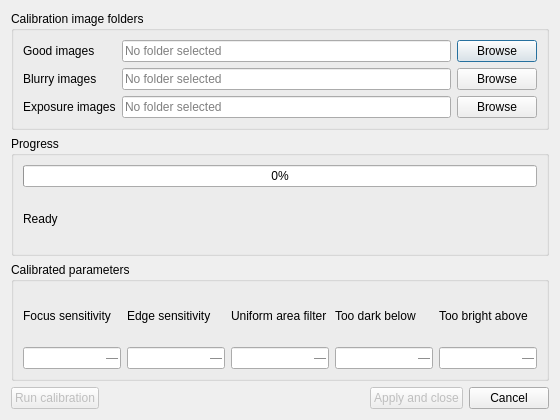
Above: src/GRIME_AI/dialogs/triage/QDialog_TriageCalibrate.ui from JohnStranzl/GRIME-AI before the change. Below: the same form after it.
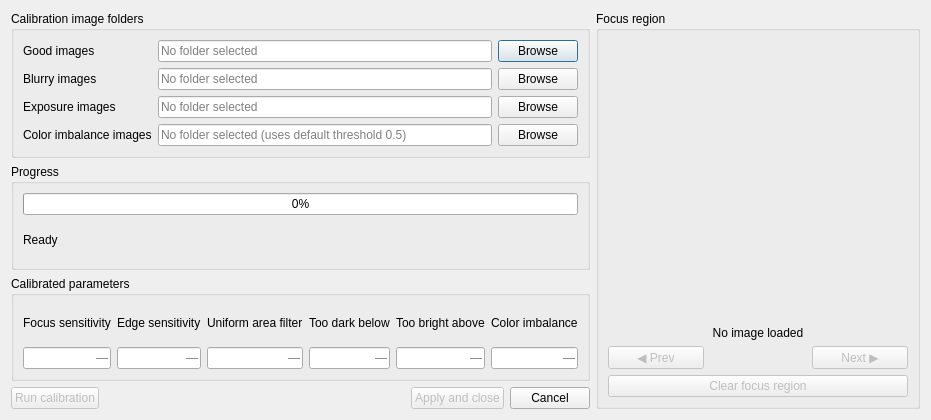
That is the form after the change. Custom widgets are drawn as their Qt base class.

Commit message: New Triage Calibration capability Added capability to use good/bad images classified as being blurry, under/over-exposed, or color imbalanced to calibrate the values needed by image tirage algorithms (FFT, Laplacian, etc.) to identify potentially problematic images.

What changed in the file:
```diff
--- a/src/GRIME_AI/dialogs/triage/QDialog_TriageCalibrate.ui
+++ b/src/GRIME_AI/dialogs/triage/QDialog_TriageCalibrate.ui
@@ -6,14 +6,20 @@
    <rect>
     <x>0</x>
     <y>0</y>
-    <width>560</width>
+    <width>900</width>
     <height>420</height>
    </rect>
   </property>
   <property name="windowTitle">
    <string>Calibrate Triage Parameters</string>
   </property>
-  <layout class="QVBoxLayout" name="verticalLayoutMain">
+
+  <!-- Top-level: left controls | right image panel -->
+  <layout class="QHBoxLayout" name="horizontalLayoutMain" stretch="0,1">
+
+   <!-- ── LEFT COLUMN ─────────────────────────────────────────── -->
+   <item>
+    <layout class="QVBoxLayout" name="verticalLayoutLeft">
 
    <!-- Folder selection group -->
    <item>
@@ -84,6 +90,28 @@
        </widget>
       </item>
 
+
+        <!-- Color imbalance -->
+        <item row="3" column="0">
+         <widget class="QLabel" name="labelColorImbalance">
+          <property name="text"><string>Color imbalance images</string></property>
+          <property name="toolTip"><string>Folder containing images with severe color imbalance (e.g. sunrise/sunset or white balance errors) that should be flagged by triage.</string></property>
+         </widget>
+        </item>
+        <item row="3" column="1">
+         <widget class="QLineEdit" name="lineEdit_ColorImbalanceFolder">
+          <property name="placeholderText"><string>No folder selected (uses default threshold 0.5)</string></property>
+          <property name="readOnly"><bool>true</bool></property>
+          <property name="toolTip"><string>Folder containing images with severe color imbalance.</string></property>
+         </widget>
+        </item>
+        <item row="3" column="2">
+         <widget class="QPushButton" name="pushButton_BrowseColorImbalance">
+          <property name="text"><string>Browse</string></property>
+          <property name="toolTip"><string>Select the folder containing your known color-imbalanced images.</string></property>
+         </widget>
+        </item>
+
      </layout>
     </widget>
    </item>
@@ -120,6 +148,7 @@
       <item row="0" column="2"><widget class="QLabel" name="labelResRadius"><property name="text"><string>Uniform area filter</string></property></widget></item>
       <item row="0" column="3"><widget class="QLabel" name="labelResBMin"><property name="text"><string>Too dark below</string></property></widget></item>
       <item row="0" column="4"><widget class="QLabel" name="labelResBMax"><property name="text"><string>Too bright above</string></property></widget></item>
+        <item row="0" column="5"><widget class="QLabel" name="labelResColorImbalance"><property name="text"><string>Color imbalance</string></property></widget></item>
 
       <item row="1" column="0">
        <widget class="QLineEdit" name="lineEdit_ResultFftThreshold">
@@ -156,6 +185,13 @@
         <property name="alignment"><set>Qt::AlignRight|Qt::AlignVCenter</set></property>
        </widget>
       </item>
+        <item row="1" column="5">
+         <widget class="QLineEdit" name="lineEdit_ResultColorImbalance">
+          <property name="readOnly"><bool>true</bool></property>
+          <property name="placeholderText"><string>—</string></property>
+          <property name="alignment"><set>Qt::AlignRight|Qt::AlignVCenter</set></property>
+         </widget>
+        </item>
 
      </layout>
     </widget>
@@ -193,7 +229,90 @@
    </item>
 
   </layout>
- </widget>
+   </item>
+
+   <!-- ── RIGHT COLUMN — Focus Region image panel ─────────────── -->
+   <item>
+    <widget class="QGroupBox" name="groupBox_FocusRegion">
+     <property name="title"><string>Focus region</string></property>
+     <property name="toolTip"><string>Draw a rectangle on the image to restrict blur scoring to a specific region. Leave empty to score the full frame.</string></property>
+     <layout class="QVBoxLayout" name="vLayoutFocusRegion">
+
+      <!-- GRIME_AI_QLabel promoted widget -->
+      <item>
+       <widget class="GRIME_AI_QLabel" name="label_FocusImage">
+        <property name="text"><string></string></property>
+        <property name="alignment"><set>Qt::AlignCenter</set></property>
+        <property name="scaledContents"><bool>false</bool></property>
+        <property name="sizePolicy">
+         <sizepolicy hsizetype="Expanding" vsizetype="Expanding">
+          <horstretch>0</horstretch>
+          <verstretch>0</verstretch>
+         </sizepolicy>
+        </property>
+        <property name="minimumSize">
+         <size><width>300</width><height>200</height></size>
+        </property>
+       </widget>
+      </item>
+
+      <!-- Filename label -->
+      <item>
+       <widget class="QLabel" name="label_FocusImageName">
+        <property name="text"><string>No image loaded</string></property>
+        <property name="alignment"><set>Qt::AlignCenter</set></property>
+       </widget>
+      </item>
+
+      <!-- Prev / Next navigation -->
+      <item>
+       <layout class="QHBoxLayout" name="hLayoutImageNav">
+        <item>
+         <widget class="QPushButton" name="pushButton_PrevImage">
+          <property name="text"><string>◀ Prev</string></property>
+          <property name="enabled"><bool>false</bool></property>
+          <property name="toolTip"><string>Show previous image.</string></property>
+         </widget>
+        </item>
+        <item>
+         <widget class="QLabel" name="label_ImageIndex">
+          <property name="text"><string></string></property>
+          <property name="alignment"><set>Qt::AlignCenter</set></property>
+         </widget>
+        </item>
+        <item>
+         <widget class="QPushButton" name="pushButton_NextImage">
+          <property name="text"><string>Next ▶</string></property>
+          <property name="enabled"><bool>false</bool></property>
+          <property name="toolTip"><string>Show next image.</string></property>
+         </widget>
+        </item>
+       </layout>
+      </item>
+
+      <!-- Clear ROI -->
+      <item>
+       <widget class="QPushButton" name="pushButton_ClearROI">
+        <property name="text"><string>Clear focus region</string></property>
+        <property name="enabled"><bool>false</bool></property>
+        <property name="toolTip"><string>Remove the saved focus region and revert to full-frame scoring.</string></property>
+       </widget>
+      </item>
+
+     </layout>
+    </widget>
+   </item>
+
+  </layout>
+
+ </widget>
+ <customwidgets>
+  <customwidget>
+   <class>GRIME_AI_QLabel</class>
+   <extends>QLabel</extends>
+   <header location="global">GRIME_AI.GRIME_AI_QLabel</header>
+  </customwidget>
+ </customwidgets>
  <resources/>
  <connections/>
 </ui>
```
Left out of the diff: 6 changed lines with no effect on the pictures. Lines whose indentation alone changed are shown as unchanged. The commit also changes 8 other files.
